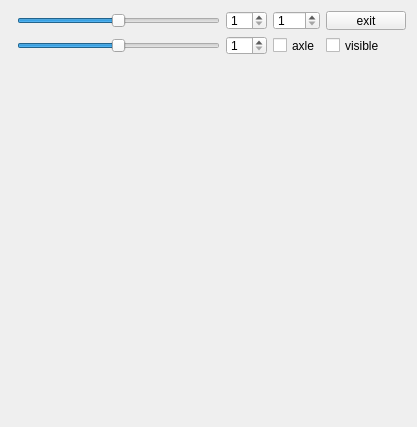
Siterina/ComputerGraphics_2_11, file frame.ui: the form before one commit.
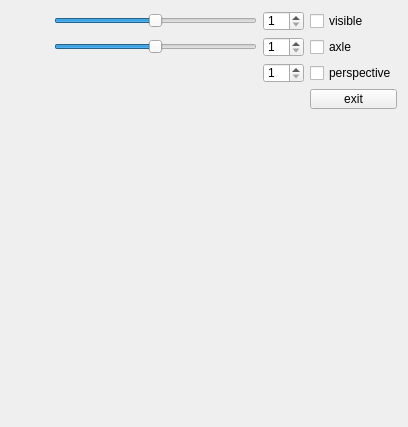
The form after the commit.

```diff
--- a/frame.ui
+++ b/frame.ui
@@ -6,7 +6,7 @@
    <rect>
     <x>0</x>
     <y>0</y>
-    <width>400</width>
+    <width>408</width>
     <height>427</height>
    </rect>
   </property>
@@ -19,49 +19,7 @@
    </property>
    <item row="0" column="1">
     <layout class="QGridLayout" name="gridLayout_2">
-     <item row="1" column="3">
-      <widget class="QCheckBox" name="axleVisible">
-       <property name="text">
-        <string>axle</string>
-       </property>
-      </widget>
-     </item>
-     <item row="0" column="4">
-      <widget class="QPushButton" name="exitButton">
-       <property name="text">
-        <string>exit</string>
-       </property>
-      </widget>
-     </item>
-     <item row="0" column="3">
-      <widget class="QSpinBox" name="ScaleZ">
-       <property name="minimum">
-        <number>1</number>
-       </property>
-      </widget>
-     </item>
      <item row="1" column="2">
-      <widget class="QSpinBox" name="ScaleY">
-       <property name="minimum">
-        <number>1</number>
-       </property>
-      </widget>
-     </item>
-     <item row="1" column="4">
-      <widget class="QCheckBox" name="checkBox">
-       <property name="text">
-        <string>visible</string>
-       </property>
-      </widget>
-     </item>
-     <item row="0" column="2">
-      <widget class="QSpinBox" name="ScaleX">
-       <property name="minimum">
-        <number>1</number>
-       </property>
-      </widget>
-     </item>
-     <item row="1" column="1">
       <widget class="QSlider" name="UpDown">
        <property name="minimumSize">
         <size>
@@ -86,7 +44,7 @@
        </property>
       </widget>
      </item>
-     <item row="0" column="1">
+     <item row="0" column="2">
       <widget class="QSlider" name="LeftRight">
        <property name="minimumSize">
         <size>
@@ -124,6 +82,55 @@
        </property>
       </spacer>
      </item>
+     <item row="0" column="4">
+      <widget class="QSpinBox" name="ScaleX">
+       <property name="minimum">
+        <number>1</number>
+       </property>
+      </widget>
+     </item>
+     <item row="1" column="4">
+      <widget class="QSpinBox" name="ScaleY">
+       <property name="minimum">
+        <number>1</number>
+       </property>
+      </widget>
+     </item>
+     <item row="2" column="4">
+      <widget class="QSpinBox" name="ScaleZ">
+       <property name="minimum">
+        <number>1</number>
+       </property>
+      </widget>
+     </item>
+     <item row="1" column="5">
+      <widget class="QCheckBox" name="axleVisible">
+       <property name="text">
+        <string>axle</string>
+       </property>
+      </widget>
+     </item>
+     <item row="2" column="5">
+      <widget class="QCheckBox" name="perspectiveView">
+       <property name="text">
+        <string>perspective</string>
+       </property>
+      </widget>
+     </item>
+     <item row="0" column="5">
+      <widget class="QCheckBox" name="checkBox">
+       <property name="text">
+        <string>visible</string>
+       </property>
+      </widget>
+     </item>
+     <item row="3" column="5">
+      <widget class="QPushButton" name="exitButton">
+       <property name="text">
+        <string>exit</string>
+       </property>
+      </widget>
+     </item>
     </layout>
    </item>
    <item row="1" column="1">
```
